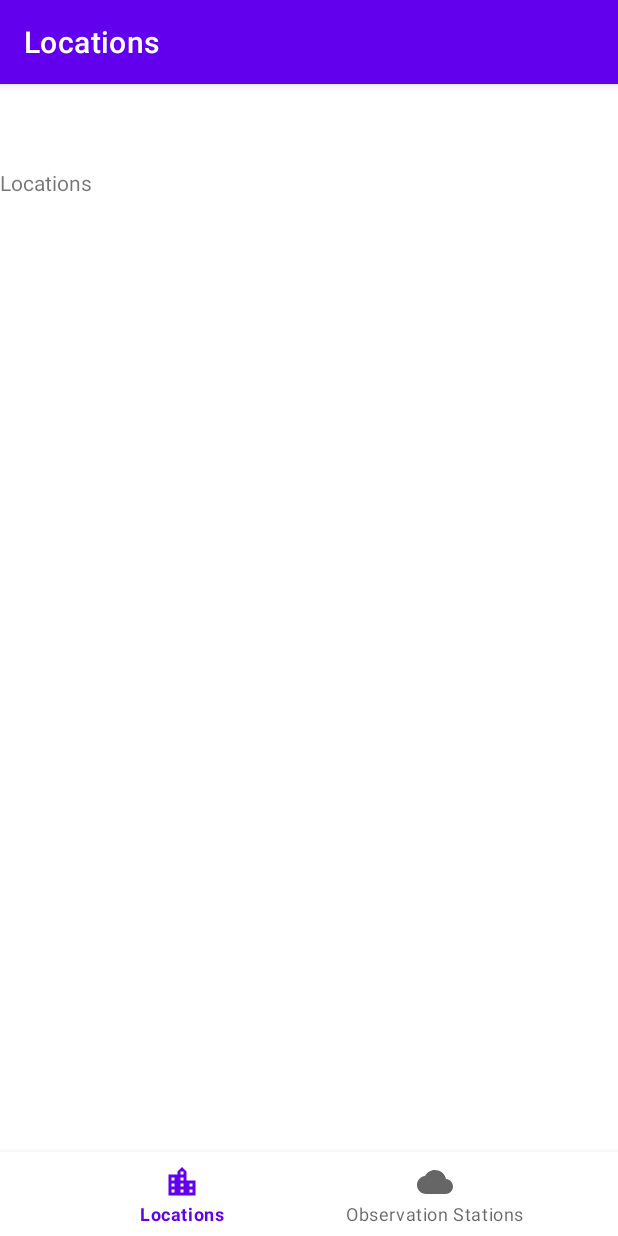
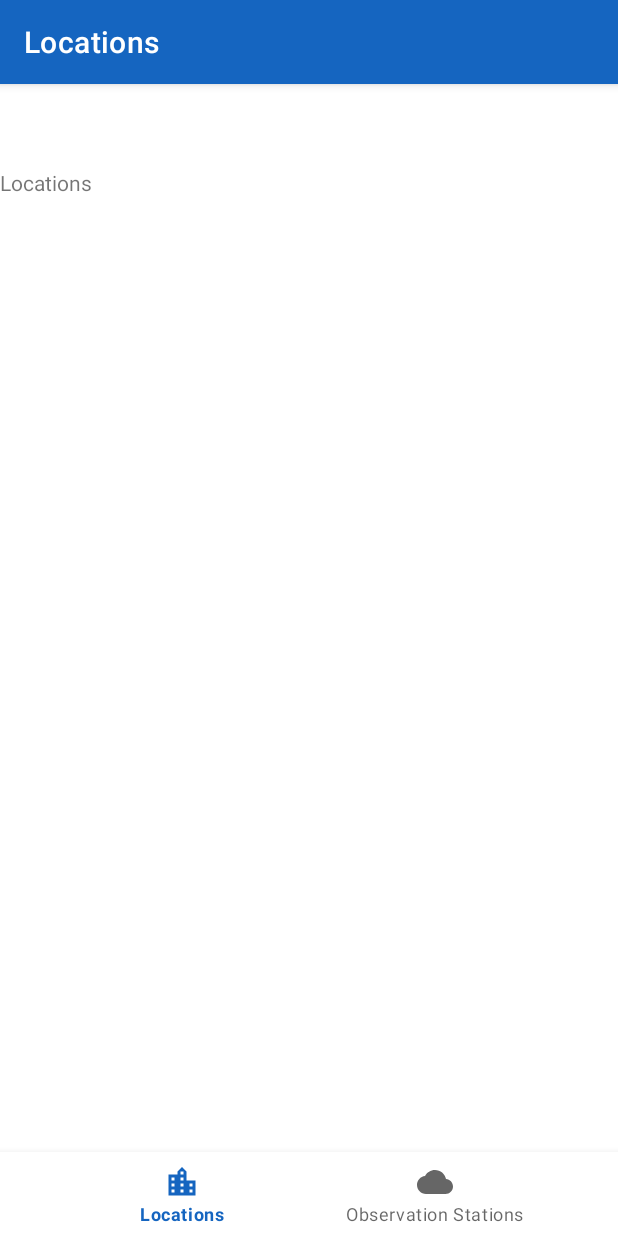
Before and after one commit to DylanGore/Mobile-App-Dev-1-Assignment2, an Android app: the screen it shows after launch (MainActivity), on a phone screen of 412 x 824 dp. Run offline under Robolectric (Android 15) with nearby library versions, the phone set to English and light mode, and no system bars; our stand-ins replace navigation-ui.

Commit message:
Updated themes and color pallete

```diff
--- a/app/src/main/res/values-night/themes.xml
+++ b/app/src/main/res/values-night/themes.xml
@@ -2,13 +2,13 @@
     <!-- Base application theme. -->
     <style name="Theme.Weather" parent="Theme.MaterialComponents.DayNight.DarkActionBar">
         <!-- Primary brand color. -->
-        <item name="colorPrimary">@color/purple_200</item>
-        <item name="colorPrimaryVariant">@color/purple_700</item>
-        <item name="colorOnPrimary">@color/black</item>
+        <item name="colorPrimary">@color/primaryColor</item>
+        <item name="colorPrimaryVariant">@color/primaryDarkColor</item>
+        <item name="colorOnPrimary">@color/primaryTextColor</item>
         <!-- Secondary brand color. -->
-        <item name="colorSecondary">@color/teal_200</item>
-        <item name="colorSecondaryVariant">@color/teal_200</item>
-        <item name="colorOnSecondary">@color/black</item>
+        <item name="colorSecondary">@color/secondaryColor</item>
+        <item name="colorSecondaryVariant">@color/secondaryDarkColor</item>
+        <item name="colorOnSecondary">@color/secondaryTextColor</item>
         <!-- Status bar color. -->
         <item name="android:statusBarColor" tools:targetApi="l">?attr/colorPrimaryVariant</item>
         <!-- Customize your theme here. -->
--- a/app/src/main/res/values/colors.xml
+++ b/app/src/main/res/values/colors.xml
@@ -1,10 +1,11 @@
 <?xml version="1.0" encoding="utf-8"?>
 <resources>
-    <color name="purple_200">#FFBB86FC</color>
-    <color name="purple_500">#FF6200EE</color>
-    <color name="purple_700">#FF3700B3</color>
-    <color name="teal_200">#FF03DAC5</color>
-    <color name="teal_700">#FF018786</color>
-    <color name="black">#FF000000</color>
-    <color name="white">#FFFFFFFF</color>
+    <color name="primaryColor">#1565c0</color>
+    <color name="primaryLightColor">#5e92f3</color>
+    <color name="primaryDarkColor">#003c8f</color>
+    <color name="secondaryColor">#00838f</color>
+    <color name="secondaryLightColor">#4fb3bf</color>
+    <color name="secondaryDarkColor">#005662</color>
+    <color name="primaryTextColor">#ffffff</color>
+    <color name="secondaryTextColor">#ffffff</color>
 </resources>
--- a/app/src/main/res/values/themes.xml
+++ b/app/src/main/res/values/themes.xml
@@ -2,13 +2,13 @@
     <!-- Base application theme. -->
     <style name="Theme.Weather" parent="Theme.MaterialComponents.DayNight.DarkActionBar">
         <!-- Primary brand color. -->
-        <item name="colorPrimary">@color/purple_500</item>
-        <item name="colorPrimaryVariant">@color/purple_700</item>
-        <item name="colorOnPrimary">@color/white</item>
+        <item name="colorPrimary">@color/primaryColor</item>
+        <item name="colorPrimaryVariant">@color/primaryLightColor</item>
+        <item name="colorOnPrimary">@color/primaryTextColor</item>
         <!-- Secondary brand color. -->
-        <item name="colorSecondary">@color/teal_200</item>
-        <item name="colorSecondaryVariant">@color/teal_700</item>
-        <item name="colorOnSecondary">@color/black</item>
+        <item name="colorSecondary">@color/secondaryColor</item>
+        <item name="colorSecondaryVariant">@color/secondaryLightColor</item>
+        <item name="colorOnSecondary">@color/secondaryTextColor</item>
         <!-- Status bar color. -->
         <item name="android:statusBarColor" tools:targetApi="l">?attr/colorPrimaryVariant</item>
         <!-- Customize your theme here. -->
```
